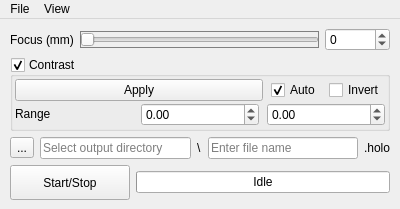
This is Holovibes/lightui.ui in DigitalHolography/Holovibes as Qt 5 draws it before an edit. The edited form follows.
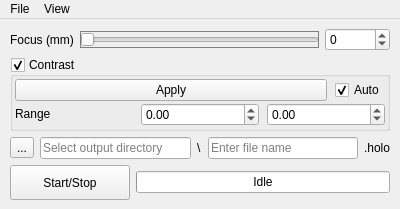
This is the edited form. Custom widgets are drawn as their Qt base class.

Commit message: feat: rename TT algorithm, remove invert in light UI, change z distance sync way

The edit to the form file:
```diff
--- a/Holovibes/lightui.ui
+++ b/Holovibes/lightui.ui
@@ -222,16 +222,6 @@
                    </property>
                   </widget>
                  </item>
-                 <item>
-                  <widget class="QCheckBox" name="InvertContrastCheckBox">
-                   <property name="text">
-                    <string>Invert</string>
-                   </property>
-                   <property name="shortcut">
-                    <string>I</string>
-                   </property>
-                  </widget>
-                 </item>
                 </layout>
                </item>
               </layout>
```
Left out of the diff: 17 changed lines with no effect on the pictures. The commit also changes 8 other files.
